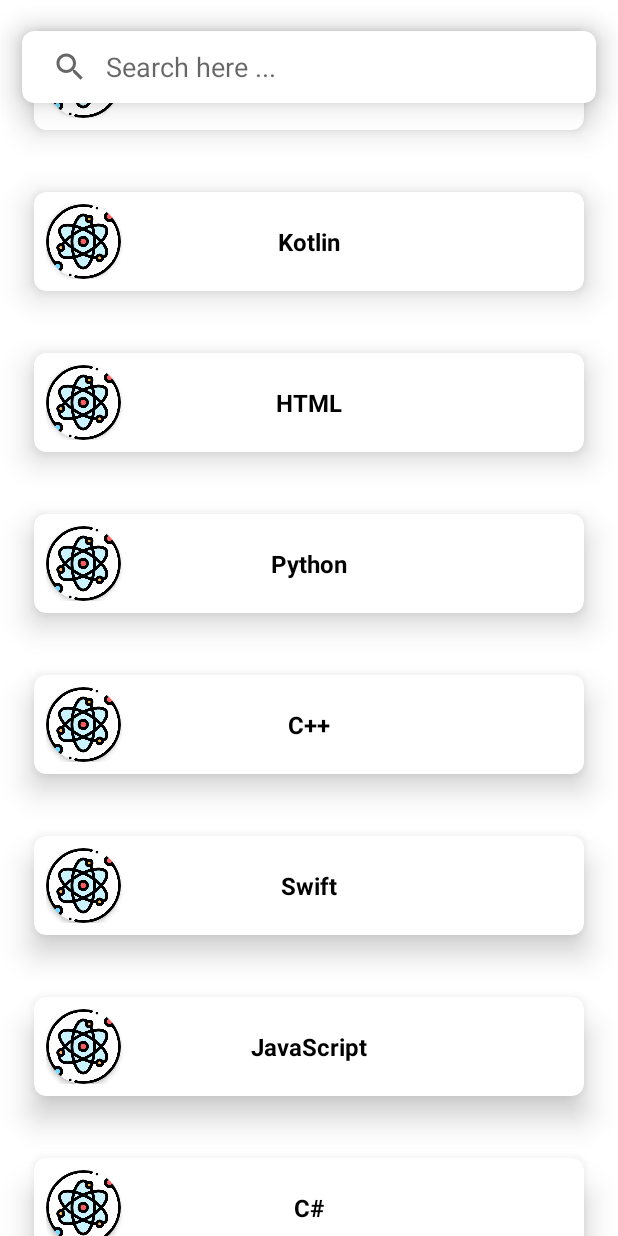
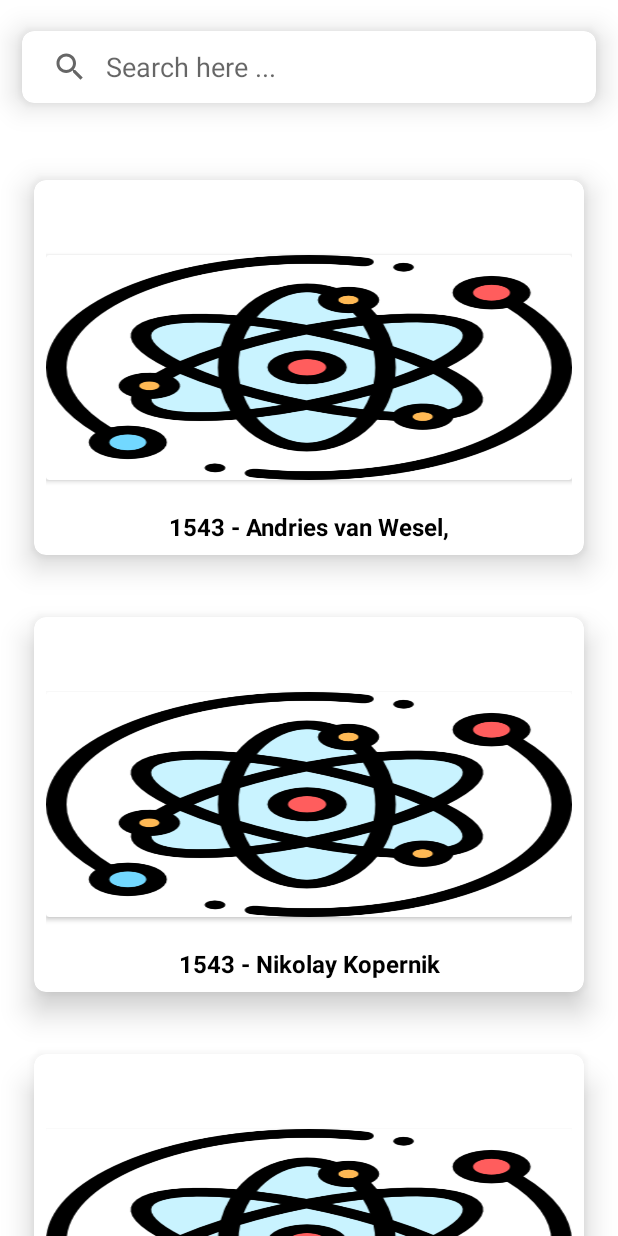
Before and after one commit to JeffSkillRill/Physics_Project, an Android app: the period_1 screen opened directly, with no data from a screen before it, on a phone screen of 412 x 824 dp. Run offline under Robolectric (Android 15) with nearby library versions, the phone set to English and light mode, and no system bars.

Commit message:
project_designing

```diff
--- a/app/src/main/java/com/example/jeff_skillrill/period_1.kt
+++ b/app/src/main/java/com/example/jeff_skillrill/period_1.kt
@@ -65,60 +65,185 @@ class period_1 : AppCompatActivity() {
     private fun addDataToList() {
         mList.add(
             Event_one_data(
-                "Java",
+                "1543 - Andries van Wesel,",
                 R.drawable.topic_demo,
-                "Java is a high-level, class-based, object-oriented programming language that is designed to have as few implementation dependencies as possible."
+                "Andreas Vesalius nomi bilan mashhur bo'lib, inson tanasining tuzilishi haqida o'zining etti kitobini tugatdi. Bu anatomiya bo'yicha inson tanasining o'rganishga asoslangan birinchi ishdir"
+            )
+        )
+
+        mList.add(
+            Event_one_data(
+                "1543 - Nikolay Kopernik",
+                R.drawable.topic_demo,
+                "Nikolay Kopernikning \"Osmon jismlarining inqiloblari haqida\" kitobi nashr etildi. Bu astronomiyaga oid birinchi ish bo‘lib, sayyoralarning, jumladan, Yerning Quyosh atrofidagi harakati uchun analitik asos yaratadi."
+            )
+        )
+
+        mList.add(
+            Event_one_data(
+                "1556 - Shoh Akbar",
+                R.drawable.topic_demo,
+                "Akbar Shimoliy Hindiston, Pokiston va Afg'onistondagi Mug'allar imperiyasining hukmdori bo'ladi. U diniy bag'rikenglikni ta'minlash orqali Hindistonda katta birlikni o'rnatadi va uni dunyoning buyuk kuchlaridan biriga aylantiradi."
             )
         )
         mList.add(
             Event_one_data(
-                "Kotlin",
+                "1564 - Buyuk davr boshlanishi",
                 R.drawable.topic_demo,
-                "Kotlin is a cross-platform, statically typed, general-purpose programming language with type inference. Kotlin is designed to interoperate fully with Java, and the JVM version of Kotlin's standard library depends on the Java Class Library, but type inference allows its syntax to be more concise."
+                "Ingliz yozuvchilari Kristofer Marlo va Uilyam Shekspir tug'ilgan."
             )
         )
         mList.add(
             Event_one_data(
-                "HTML",
+                "1588 - Qirolicha Yelizaveta I",
                 R.drawable.topic_demo,
-                "The HyperText Markup Language or HTML is the standard markup language for documents designed to be displayed in a web browser."
+                "Angliya qirolichasi Yelizaveta I ingliz flotini ispan Armadasining bosqinini qaytarish uchun yuboradi. Ingliz dengiz flotining muvaffaqiyati Buyuk Britaniyaning yirik dengiz kuchlari maqomining boshlanishini ko'rsatadi."
+            )
+        )
+
+        mList.add(
+            Event_one_data(
+                "1592 - Galileo Galiley",
+                R.drawable.topic_demo,
+                "Galileo Galiley Padua universitetining matematika professori etib tayinlandi. U erda bo'lganida u jismlarning harakatlari bo'yicha tajribalar o'tkazadi."
             )
         )
         mList.add(
             Event_one_data(
-                "Python",
+                "1603 - Kabuki Teatri",
                 R.drawable.topic_demo,
-                "Python is a high-level, general-purpose programming language. Its design philosophy emphasizes code readability with the use of significant indentation."
+                "Kabuki teatri Yaponiyada keng shuhrat qozondi."
+            )
+        )
+
+        mList.add(
+            Event_one_data(
+                "1605 - Don Kixot",
+                R.drawable.topic_demo,
+                "Migel de Servantesning \"Don Kixot\" asarining birinchi qismi nashr etildi."
+            )
+        )
+
+        mList.add(
+            Event_one_data(
+                "1608 - Teleskop",
+                R.drawable.topic_demo,
+                "Birinchi teleskoplar Gollandiyada qurilgan. Galiley ushbu asboblarni model sifatida ishlatib, keyingi yili o'zining birinchi teleskopini quradi"
             )
         )
         mList.add(
             Event_one_data(
-                "C++",
+                "1609 - Koinotga birinchi qadam",
                 R.drawable.topic_demo,
-                "C++ is a high-level general-purpose programming language created by Danish computer scientist Bjarne Stroustrup as an extension of the C programming language, or C with Classes."
+                "Yoxannes Keplerning \"Yangi astronomiya\" kitobi nashr etildi. Unda Kepler Mars orbitasi aylana emas, balki elliptik ekanligini ko‘rsatadi."
+
+            )
+        )
+
+        mList.add(
+            Event_one_data(
+                "1637 - Rene Dekart",
+                R.drawable.topic_demo,
+                "Rene Dekartning \"Usul to'g'risida\" kitobi nashr etildi. Dekartning ratsionalizm falsafasiga ko'ra, tabiat qonunlarini aql bilan xulosa qilish mumkin."
+
+            )
+        )
+
+        mList.add(
+            Event_one_data(
+                "1644 - Xitoy",
+                R.drawable.topic_demo,
+                "Xitoyda Ch'ing yoki Manchu sulolasi o'rnatildi. Xitoy dunyodagi eng gullab-yashnagan davlatga aylanadi, keyin 1911 yilda Ch'ing sulolasi Xitoy Respublikasi bilan almashtirilgunga qadar tanazzulga yuz tutadi."
+
+            )
+        )
+
+        mList.add(
+            Event_one_data(
+                "1655 - Yan Vermeer",
+                R.drawable.topic_demo,
+                "Gollandiyalik rassom Yan Vermeerning birinchi rasmlari aynan shu davrda yaratilgan. Vermeerning rasmlari kundalik vaziyatlarda o'rta va ishchi sinf odamlarini tasvirlaydi."
 
             )
         )
         mList.add(
             Event_one_data(
-                "Swift",
+                "1669 - Niklaus Steno",
                 R.drawable.topic_demo,
-                "Swift is a general-purpose, multi-paradigm, compiled programming language developed by Apple Inc. and the open-source community."
+                "Daniyalik geolog Niklaus Steno kristallarning tuzilishini to'g'ri aniqlaydi va fotoalbomlarni organik qoldiqlar sifatida aniqlaydi."
+
+            )
+        )
+
+        mList.add(
+            Event_one_data(
+                "1678 - Kristian Gyuygens",
+                R.drawable.topic_demo,
+                "Kristian Gyuygens o'zining \"Nur to'g'risida\" risolasining asosiy qismini yakunlaydi, unda u bugungi kunda Gyuygens printsipi sifatida tanilgan ikkilamchi to'lqinlar modelini taqdim etadi. Tugallangan kitob 12 yildan keyin nashr etiladi"
+
+            )
+        )
+
+        mList.add(
+            Event_one_data(
+                "1687 - Isaak Nyutonning",
+                R.drawable.topic_demo,
+                "Isaak Nyutonning \"Tabiiy falsafaning matematik asoslari\" asari nashr etildi. Ushbu keng qamrovli ishida Nyuton mexanikaning yagona modelini muntazam ravishda taqdim etadi."
             )
         )
         mList.add(
             Event_one_data(
-                "JavaScript",
+                "1698 - Ashanti imperiyasi",
                 R.drawable.topic_demo,
-                "JavaScript, often abbreviated as JS, is a programming language that is one of the core technologies of the World Wide Web, alongside HTML and CSS. As of 2022, 98% of websites use JavaScript on the client side for webpage behavior, often incorporating third-party libraries."
+                "Afrika qirolliklarining oxirgisi bo'lgan Ashanti imperiyasi hozirgi Gana hududida paydo bo'ladi. Ashantining kuchli markazlashgan hukumati va samarali byurokratiyasi ularga mintaqani qariyb ikki asr davomida nazorat qilish imkonini beradi."
             )
         )
         mList.add(
             Event_one_data(
-                "C#",
+                "1712 - Tomas Nyukomen",
                 R.drawable.topic_demo,
-                "C# is a general-purpose, high-level multi-paradigm programming language. C# encompasses static typing, strong typing, lexically scoped, imperative, declarative, functional, generic, object-oriented, and component-oriented programming disciplines."
+                "Tomas Nyukomen birinchi amaliy bug' mashinasini ixtiro qildi. 50 yildan ortiq vaqt o'tgach, Jeyms Vatt Newcomen dvigatelini sezilarli darajada yaxshilaydi."
             )
         )
+        mList.add(
+            Event_one_data(
+                "1715 - Ts'ao Xsueh-ch'in",
+                R.drawable.topic_demo,
+                "Xitoy yozuvchisi Ts'ao Xsueh-ch'in tug'ilgan. Unga va boshqa yozuvchiga tegishli \"Qizil palataning orzusi\" kitobi keng tarqalgan\n" + "bugungi kunda eng buyuk xitoy romani sifatida qabul qilinadi."
+            )
+        )
+        mList.add(
+            Event_one_data(
+                "1721 - Iogann Sebastyan Bax",
+                R.drawable.topic_demo,
+                "Iogann Sebastyan Bax oltita Brandenburg kontsertini yakunlaydi."
+            )
+        )
+        mList.add(
+            Event_one_data(
+                "1735 - Jon Xarrison",
+                R.drawable.topic_demo,
+                "Jon Xarrison navigatorlarga kemaning uzunligini aniq aniqlash imkonini beradigan to'rtta xronometrdan birinchisini quradi."
+            )
+        )
+        mList.add(
+            Event_one_data(
+                "1738 - Nodirshoh",
+                R.drawable.topic_demo,
+                "Nodirshoh boshchiligida Mo‘g‘ullar imperiyasi tanazzul bosqichiga kirgach, Fors imperiyasi Hindistonga tarqaladi."
+            )
+        )
+        mList.add(
+            Event_one_data(
+                "1738 - Daniel Bernoulli",
+                R.drawable.topic_demo,
+                "Daniel Bernoullining suyuqliklarning mexanik harakati bo'yicha tadqiqotlarini o'z ichiga olgan \"Gidrodinamika\" nashr etildi."
+            )
+        )
+
+
+
+
+
     }
 }
--- a/app/src/main/res/layout/activity_period1.xml
+++ b/app/src/main/res/layout/activity_period1.xml
@@ -30,11 +30,10 @@
 
     <androidx.recyclerview.widget.RecyclerView
         android:id="@+id/recyclerView"
+        android:layout_marginTop="10dp"
         android:layout_width="match_parent"
-        android:layout_height="match_parent"
-        app:layout_constraintBottom_toBottomOf="parent"
+        android:layout_height="wrap_content"
         app:layout_constraintEnd_toEndOf="parent"
-        app:layout_constraintHorizontal_bias="0.5"
         app:layout_constraintStart_toStartOf="parent"
         app:layout_constraintTop_toBottomOf="@+id/materialCardView" />
 
--- a/app/src/main/res/layout/period_1_items.xml
+++ b/app/src/main/res/layout/period_1_items.xml
@@ -27,10 +27,11 @@
 
             <androidx.cardview.widget.CardView
                 android:id="@+id/cardView"
-                android:layout_width="50dp"
-                android:layout_height="50dp"
-                app:cardCornerRadius="100dp"
+                android:layout_width="match_parent"
+                android:layout_height="150dp"
+
                 app:layout_constraintBottom_toBottomOf="parent"
+                app:layout_constraintEnd_toEndOf="parent"
                 app:layout_constraintStart_toStartOf="parent"
                 app:layout_constraintTop_toTopOf="parent">
 
@@ -47,13 +48,13 @@
                 android:layout_width="wrap_content"
                 android:layout_height="match_parent"
                 android:text="Language"
+                android:layout_marginTop="20dp"
                 android:textColor="@color/black"
                 android:textSize="16sp"
                 android:textStyle="bold"
-                app:layout_constraintBottom_toBottomOf="parent"
                 app:layout_constraintEnd_toEndOf="parent"
                 app:layout_constraintStart_toStartOf="parent"
-                app:layout_constraintTop_toTopOf="parent" />
+                app:layout_constraintTop_toBottomOf="@+id/cardView" />
         </androidx.constraintlayout.widget.ConstraintLayout>
 
         <TextView
```
Also changed, not shown: app/src/main/res/layout/fragment_events.xml (+50 -6 lines), app/src/main/res/layout/fragment_home.xml (+7 -5 lines), app/src/main/res/font/fredokaone.ttf (added).
